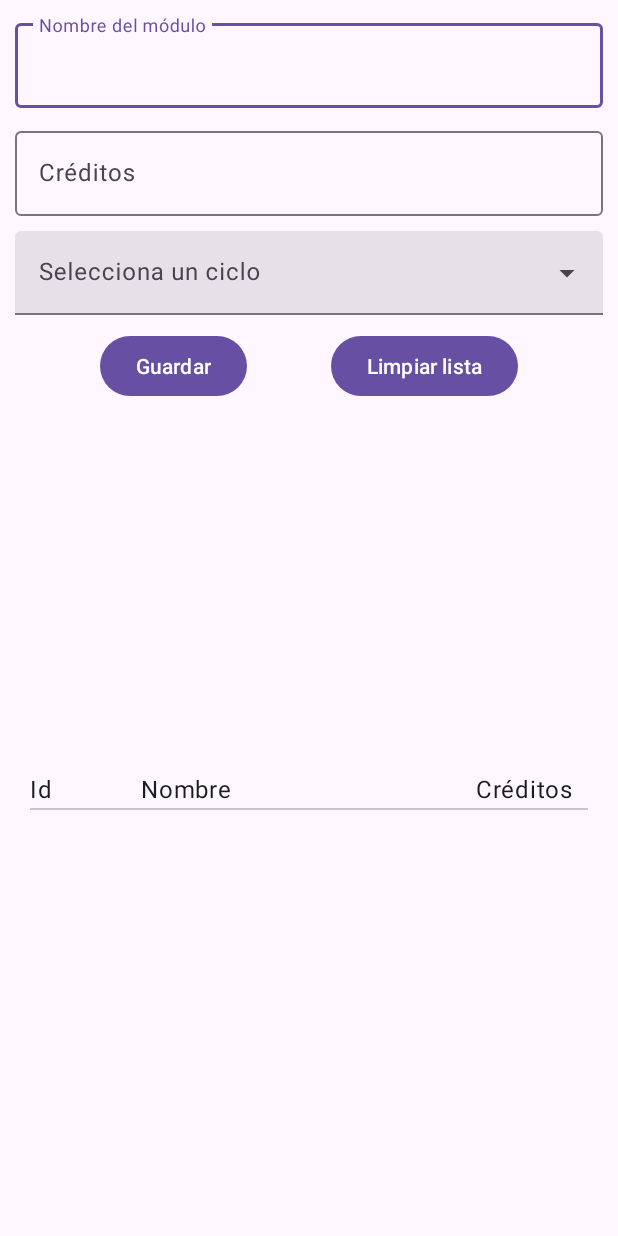
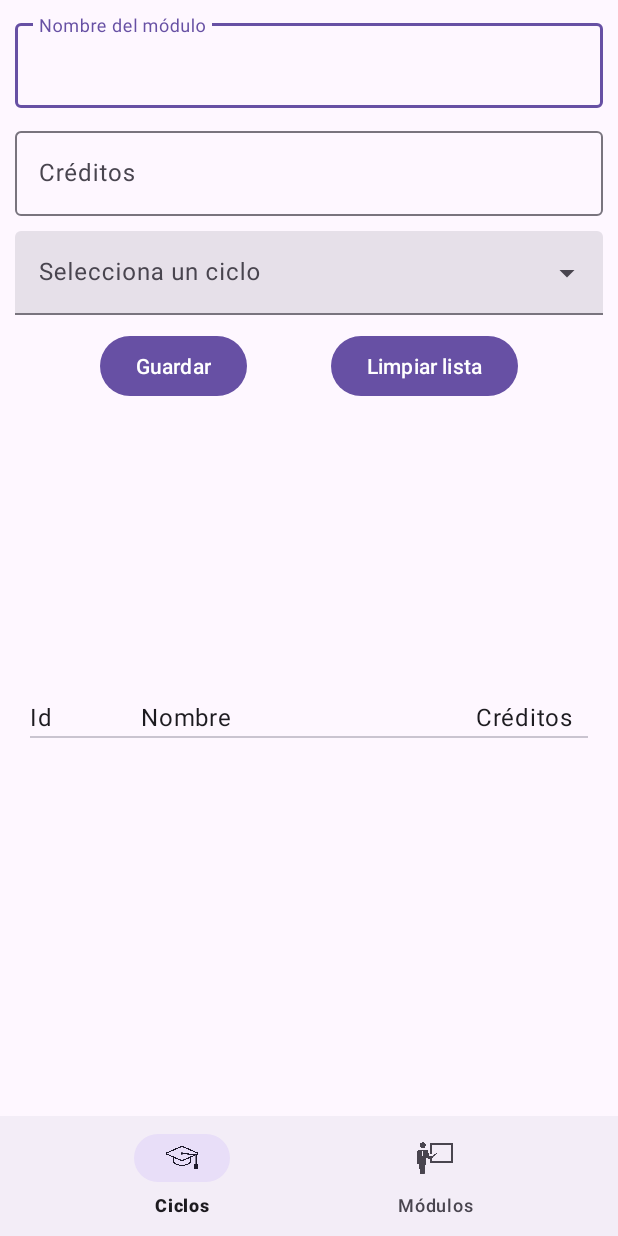
Before and after one commit to mcventur/PracticaRoomModulosDAM, an Android app built with Jetpack Compose: the screen it shows after launch (MainActivity), on a phone screen of 412 x 824 dp. Run offline under Robolectric (Android 15) with nearby library versions, the phone set to English and light mode, and no system bars; our stand-ins replace Room's generated code, livedata-compose.

Commit message:
Navigation Bottom

```diff
--- a/app/src/main/res/layout/activity_main.xml
+++ b/app/src/main/res/layout/activity_main.xml
@@ -21,10 +21,18 @@
         android:name="com.mpd.pmdm.practicaroommodulos.ui.ModulesListFragment"
         android:layout_width="match_parent"
         android:layout_height="0dp"
-        app:layout_constraintBottom_toBottomOf="parent"
         app:layout_constraintTop_toBottomOf="@+id/containerAddModule"
+        app:layout_constraintBottom_toTopOf="@id/bottom_navigation"
         app:layout_constraintVertical_weight="2"
         tools:layout="@layout/fragment_item_list" />
 
+    <com.google.android.material.bottomnavigation.BottomNavigationView
+        android:id="@+id/bottom_navigation"
+        android:layout_width="match_parent"
+        android:layout_height="wrap_content"
+        app:menu="@menu/bottom_navigation_menu"
+        app:layout_constraintTop_toBottomOf="@id/containerListModules"
+        app:layout_constraintBottom_toBottomOf="parent"/>
+
 
 </androidx.constraintlayout.widget.ConstraintLayout>
--- /dev/null
+++ b/app/src/main/res/menu/bottom_navigation_menu.xml
@@ -0,0 +1,19 @@
+<?xml version="1.0" encoding="utf-8"?>
+<menu xmlns:app="http://schemas.android.com/apk/res-auto"
+    xmlns:android="http://schemas.android.com/apk/res/android">
+
+    <item
+        android:id="@+id/itemCiclos"
+        android:layout_width="wrap_content"
+        android:layout_height="wrap_content"
+        android:icon="@drawable/learn_svgrepo_com"
+        android:title="Ciclos"
+        app:showAsAction="always|withText" />
+    <item
+        android:id="@+id/itemModulos"
+        android:layout_width="wrap_content"
+        android:layout_height="wrap_content"
+        android:icon="@drawable/seminar_scenery_svgrepo_com"
+        android:title="Módulos"
+        app:showAsAction="always|withText" />
+</menu>
```
Also changed, not shown: app/src/main/res/drawable/learn_svgrepo_com.webp (added), app/src/main/res/drawable/seminar_scenery_svgrepo_com.webp (added).
